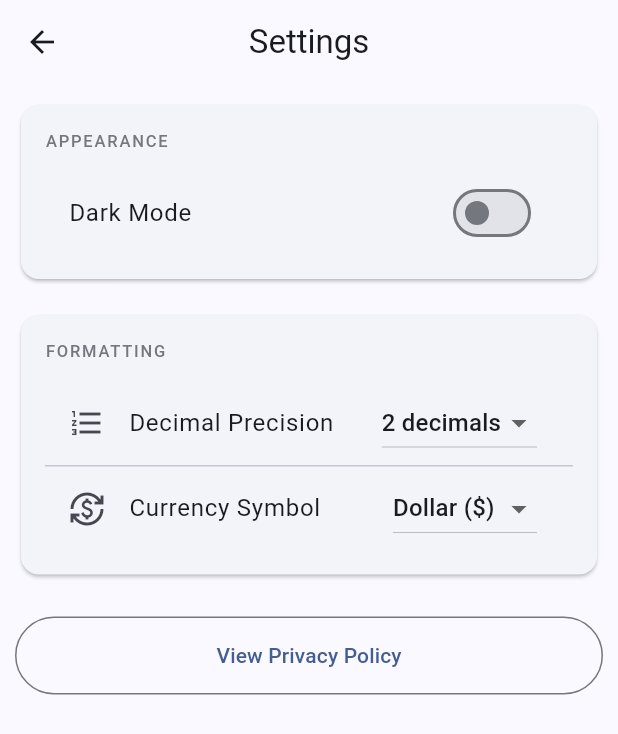
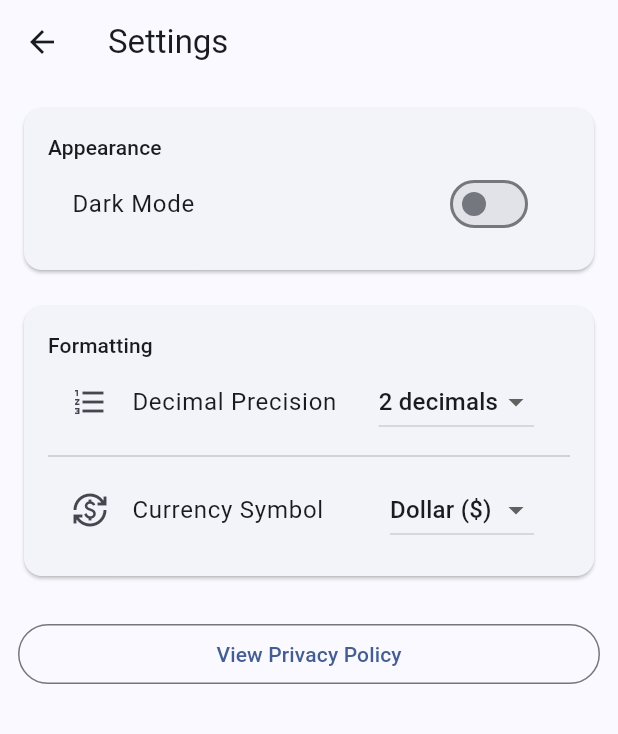
Before and after one commit to bilalparray/compound_interest, a Flutter app: the screen it shows after launch, after a tap on "Calculate Compound Interest", after a tap on the "settings" icon, on a phone screen of 412 x 824 dp. Shown: the top 734 px of the screen. Run offline on Flutter 3.47's test engine with Material 3 defaults, Android fonts, the phone set to English and light mode, and no system bars; our stand-ins replace google_mobile_ads, shared_preferences; network calls fail.

Commit message:
FIX PRECISON

```diff
--- a/lib/main.dart
+++ b/lib/main.dart
@@ -1,5 +1,4 @@
 import 'package:compounding_calculator/admob.dart';
-import 'package:compounding_calculator/resutl_sheet.dart';
 import 'package:flutter/material.dart';
 import 'package:google_mobile_ads/google_mobile_ads.dart';
 import 'package:shared_preferences/shared_preferences.dart';
@@ -7,6 +6,7 @@ import 'package:url_launcher/url_launcher.dart';
 import 'dart:math';
 import 'package:flutter/services.dart';
 import 'package:flutter/foundation.dart' show kIsWeb;
+import 'package:intl/intl.dart';
 
 void main() async {
   WidgetsFlutterBinding.ensureInitialized();
@@ -97,23 +97,42 @@ class _HomePageState extends State<HomePage> {
   final TextEditingController _principalController = TextEditingController();
   final TextEditingController _rateController = TextEditingController();
   final TextEditingController _timeController = TextEditingController();
+
+  late final FocusNode _principalFocus;
+  late final FocusNode _rateFocus;
+  late final FocusNode _timeFocus;
+
   String _timeUnit = 'Years';
   String _frequency = 'Annual';
+
+  @override
+  void initState() {
+    super.initState();
+    _principalFocus = FocusNode();
+    _rateFocus = FocusNode();
+    _timeFocus = FocusNode();
+  }
 
   @override
   void dispose() {
     _principalController.dispose();
     _rateController.dispose();
     _timeController.dispose();
+    _principalFocus.dispose();
+    _rateFocus.dispose();
+    _timeFocus.dispose();
     super.dispose();
   }
 
   void _calculate() {
-    if (!_formKey.currentState!.validate()) return;
+    final isValid = _formKey.currentState!.validate();
+
+    if (isValid) {
+      FocusScope.of(context).unfocus();
+
       final double P = double.parse(_principalController.text);
       final double r = double.parse(_rateController.text) / 100;
-    final double tInput = double.parse(_timeController.text);
-    double t = tInput;
+      double t = double.parse(_timeController.text);
       switch (_timeUnit) {
         case 'Months':
           t /= 12;
@@ -125,26 +144,39 @@ class _HomePageState extends State<HomePage> {
           t /= 365;
           break;
       }
+
       final freqMap = {
         'Daily': 365,
         'Weekly': 52,
         'Monthly': 12,
         'Semi-Annual': 2,
-      'Annual': 1
+        'Annual': 1,
       };
       final n = freqMap[_frequency]!;
       final amount = P * pow((1 + r / n), n * t);
-    final result = amount.toStringAsFixed(widget.precision);
 
       showModalBottomSheet(
         context: context,
         isScrollControlled: true,
-      builder: (context) => ResultSheet(
-        result: result,
+        builder: (_) => ResultSheet(
+          amount: amount,
           currency: widget.currency,
           precision: widget.precision,
         ),
       );
+    } else {
+      if (_principalController.text.isEmpty ||
+          double.tryParse(_principalController.text) == null ||
+          double.parse(_principalController.text) < 0) {
+        _principalFocus.requestFocus();
+      } else if (_rateController.text.isEmpty ||
+          double.tryParse(_rateController.text) == null ||
+          double.parse(_rateController.text) < 0) {
+        _rateFocus.requestFocus();
+      } else {
+        _timeFocus.requestFocus();
+      }
+    }
   }
 
   @override
@@ -152,54 +184,54 @@ class _HomePageState extends State<HomePage> {
     return Scaffold(
       appBar: AppBar(
         title: const Text('Compounding Calculator'),
-        centerTitle: false,
         actions: [
           IconButton(
             icon: const Icon(Icons.settings_outlined),
-            onPressed: () async {
-              await Navigator.push(
+            onPressed: () => Navigator.push(
               context,
               MaterialPageRoute(
                 builder: (_) =>
                     SettingsPage(onChange: widget.onSettingsChanged),
               ),
-              );
-            },
-          )
+            ),
+          ),
         ],
       ),
       body: SingleChildScrollView(
-        padding: const EdgeInsets.all(6),
+        padding: const EdgeInsets.all(8),
         child: Form(
           key: _formKey,
+          autovalidateMode: AutovalidateMode.onUserInteraction,
           child: Column(
             crossAxisAlignment: CrossAxisAlignment.stretch,
             children: [
-              _buildInputCard(
-                children: [
+              _buildInputCard(children: [
                 _buildCurrencyInput(
                   controller: _principalController,
+                  focusNode: _principalFocus,
                   label: 'Principal Amount',
                   icon: Icons.account_balance_wallet_outlined,
                 ),
-                  const SizedBox(height: 20),
+                const SizedBox(height: 16),
                 _buildCurrencyInput(
                   controller: _rateController,
-                    label: 'Annual Interest Rate (%)',
+                  focusNode: _rateFocus,
+                  label: 'Annual Rate (%)',
                   icon: Icons.percent_outlined,
                 ),
-                  const SizedBox(height: 20),
+                const SizedBox(height: 16),
                 Row(
                   children: [
                     Expanded(
                       flex: 2,
                       child: _buildCurrencyInput(
                         controller: _timeController,
-                          label: 'Investment Duration',
+                        focusNode: _timeFocus,
+                        label: 'Duration',
                         icon: Icons.timelapse_outlined,
                       ),
                     ),
-                      const SizedBox(width: 16),
+                    const SizedBox(width: 12),
                     Expanded(
                       child: DropdownButtonFormField<String>(
                         value: _timeUnit,
@@ -216,16 +248,15 @@ class _HomePageState extends State<HomePage> {
                                 ))
                             .toList(),
                         onChanged: (v) => setState(() => _timeUnit = v!),
-                          style: Theme.of(context).textTheme.bodyLarge,
                       ),
                     ),
                   ],
                 ),
-                  const SizedBox(height: 20),
+                const SizedBox(height: 16),
                 DropdownButtonFormField<String>(
                   value: _frequency,
                   decoration: InputDecoration(
-                      labelText: 'Compounding Frequency',
+                    labelText: 'Frequency',
                     border: OutlineInputBorder(
                       borderRadius: BorderRadius.circular(12),
                     ),
@@ -244,37 +275,21 @@ class _HomePageState extends State<HomePage> {
                           ))
                       .toList(),
                   onChanged: (v) => setState(() => _frequency = v!),
-                    style: Theme.of(context).textTheme.bodyLarge,
                 ),
-                ],
-              ),
-              const SizedBox(height: 32),
+              ]),
+              const SizedBox(height: 24),
               FilledButton(
                 onPressed: () => AdService().showRewardedAd(
-                  onAdDismissed: () => AdService().showInterstitialAd(),
+                    onAdDismissed: () => AdService().showInterstitialAd()),
+                child: const Text('Support to keep this app free'),
               ),
-                style: FilledButton.styleFrom(
-                  padding: const EdgeInsets.all(16),
-                  shape: RoundedRectangleBorder(
-                    borderRadius: BorderRadius.circular(12),
-                  ),
-                ),
-                child: const Text('Support To keep this app Free'),
-              ),
-              const SizedBox(height: 16),
+              const SizedBox(height: 12),
               FilledButton.icon(
                 onPressed: _calculate,
                 icon: const Icon(Icons.calculate_outlined),
                 label: const Text('Calculate Compound Interest'),
-                style: FilledButton.styleFrom(
-                  padding: const EdgeInsets.symmetric(vertical: 18),
-                  shape: RoundedRectangleBorder(
-                    borderRadius: BorderRadius.circular(12),
               ),
-                ),
-              ),
-              const SizedBox(height: 16),
-              // Two banner ads below calculate button, no background container
+              const SizedBox(height: 12),
               AdService().bannerWidget,
             ],
           ),
@@ -286,22 +301,25 @@ class _HomePageState extends State<HomePage> {
   Widget _buildInputCard({required List<Widget> children}) {
     return Card(
       elevation: 2,
+      shape: RoundedRectangleBorder(
+        borderRadius: BorderRadius.circular(12),
+      ),
       child: Padding(
-        padding: const EdgeInsets.all(10),
-        child: Column(
-          children: children,
-        ),
+        padding: const EdgeInsets.all(16),
+        child: Column(children: children),
       ),
     );
   }
 
   Widget _buildCurrencyInput({
     required TextEditingController controller,
+    required FocusNode focusNode,
     required String label,
     required IconData icon,
   }) {
     return TextFormField(
       controller: controller,
+      focusNode: focusNode,
       decoration: InputDecoration(
         labelText: label,
         prefixIcon: Icon(icon),
@@ -309,16 +327,14 @@ class _HomePageState extends State<HomePage> {
         floatingLabelBehavior: FloatingLabelBehavior.auto,
       ),
       inputFormatters: [
-        FilteringTextInputFormatter.allow(RegExp(r'^\d*\.?\d{0,10}')),
+        FilteringTextInputFormatter.allow(RegExp(r'^\d*\.?\d{0,10}'))
       ],
       keyboardType: TextInputType.number,
       validator: (v) {
         final val = double.tryParse(v ?? '');
-        if (val == null || val < 0)
-          return 'Please enter a valid positive number';
+        if (val == null || val < 0) return 'Enter a valid positive number';
         return null;
       },
-      style: Theme.of(context).textTheme.bodyLarge,
     );
   }
 }
@@ -343,19 +359,29 @@ class _SettingsPageState extends State<SettingsPage> {
   }
 
   Future<void> _load() async {
-    final p = await SharedPreferences.getInstance();
+    final prefs = await SharedPreferences.getInstance();
     setState(() {
-      _darkMode = p.getBool('darkMode') ?? false;
-      _precision = p.getInt('precision') ?? 2;
-      _currency = p.getString('currency') ?? '\$';
+      _darkMode = prefs.getBool('darkMode') ?? false;
+      _precision = prefs.getInt('precision') ?? 2;
+      _currency = prefs.getString('currency') ?? '\$';
     });
   }
 
-  Future<void> _saveSettings() async {
-    final p = await SharedPreferences.getInstance();
-    await p.setBool('darkMode', _darkMode);
-    await p.setInt('precision', _precision);
-    await p.setString('currency', _currency);
+  Future<void> _saveDarkMode(bool value) async {
+    final prefs = await SharedPreferences.getInstance();
+    await prefs.setBool('darkMode', value);
+    widget.onChange();
+  }
+
+  Future<void> _savePrecision(int value) async {
+    final prefs = await SharedPreferences.getInstance();
+    await prefs.setInt('precision', value);
+    widget.onChange();
+  }
+
+  Future<void> _saveCurrency(String value) async {
+    final prefs = await SharedPreferences.getInstance();
+    await prefs.setString('currency', value);
     widget.onChange();
   }
 
@@ -368,12 +394,9 @@ class _SettingsPageState extends State<SettingsPage> {
   @override
   Widget build(BuildContext context) {
     return Scaffold(
-      appBar: AppBar(
-        title: const Text('Settings'),
-        centerTitle: true,
-      ),
+      appBar: AppBar(title: const Text('Settings')),
       body: ListView(
-        padding: const EdgeInsets.all(10),
+        padding: const EdgeInsets.all(12),
         children: [
           Card(
             child: Padding(
@@ -381,21 +404,15 @@ class _SettingsPageState extends State<SettingsPage> {
               child: Column(
                 crossAxisAlignment: CrossAxisAlignment.start,
                 children: [
-                  Text(
-                    'APPEARANCE',
-                    style: Theme.of(context).textTheme.labelSmall?.copyWith(
-                          letterSpacing: 1.2,
-                          color: Theme.of(context).colorScheme.outline,
-                        ),
-                  ),
-                  const SizedBox(height: 12),
+                  Text('Appearance',
+                      style: Theme.of(context).textTheme.labelLarge),
                   SwitchListTile(
                     title: const Text('Dark Mode'),
                     value: _darkMode,
-                    onChanged: (v) => setState(() {
-                      _darkMode = v;
-                      _saveSettings();
-                    }),
+                    onChanged: (v) {
+                      setState(() => _darkMode = v);
+                      _saveDarkMode(v);
+                    },
                   ),
                 ],
               ),
@@ -408,14 +425,8 @@ class _SettingsPageState extends State<SettingsPage> {
               child: Column(
                 crossAxisAlignment: CrossAxisAlignment.start,
                 children: [
-                  Text(
-                    'FORMATTING',
-                    style: Theme.of(context).textTheme.labelSmall?.copyWith(
-                          letterSpacing: 1.2,
-                          color: Theme.of(context).colorScheme.outline,
-                        ),
-                  ),
-                  const SizedBox(height: 12),
+                  Text('Formatting',
+                      style: Theme.of(context).textTheme.labelLarge),
                   ListTile(
                     leading: const Icon(Icons.format_list_numbered),
                     title: const Text('Decimal Precision'),
@@ -426,14 +437,15 @@ class _SettingsPageState extends State<SettingsPage> {
                         (i) => DropdownMenuItem(
                           value: i,
                           child: Text('$i decimal${i == 1 ? '' : 's'}'),
-                              )),
-                      onChanged: (v) => setState(() {
-                        _precision = v!;
-                        _saveSettings();
-                      }),
                         ),
                       ),
-                  const Divider(height: 1),
+                      onChanged: (v) {
+                        setState(() => _precision = v!);
+                        _savePrecision(v!);
+                      },
+                    ),
+                  ),
+                  const Divider(),
                   ListTile(
                     leading: const Icon(Icons.currency_exchange),
                     title: const Text('Currency Symbol'),
@@ -446,10 +458,10 @@ class _SettingsPageState extends State<SettingsPage> {
                         DropdownMenuItem(value: '£', child: Text('Pound (£)')),
                         DropdownMenuItem(value: '₹', child: Text('Rupee (₹)')),
                       ],
-                      onChanged: (v) => setState(() {
-                        _currency = v!;
-                        _saveSettings();
-                      }),
+                      onChanged: (v) {
+                        setState(() => _currency = v!);
+                        _saveCurrency(v!);
+                      },
                     ),
                   ),
                 ],
@@ -459,9 +471,6 @@ class _SettingsPageState extends State<SettingsPage> {
           const SizedBox(height: 24),
           OutlinedButton(
             onPressed: _launchPrivacy,
-            style: OutlinedButton.styleFrom(
-              padding: const EdgeInsets.symmetric(vertical: 16),
-            ),
             child: const Text('View Privacy Policy'),
           ),
         ],
@@ -469,3 +478,130 @@ class _SettingsPageState extends State<SettingsPage> {
     );
   }
 }
+
+class ResultSheet extends StatefulWidget {
+  final double amount;
+  final String currency;
+  final int precision;
+
+  const ResultSheet({
+    super.key,
+    required this.amount,
+    required this.currency,
+    required this.precision,
+  });
+
+  @override
+  _ResultSheetState createState() => _ResultSheetState();
+}
+
+class _ResultSheetState extends State<ResultSheet> {
+  bool _copied = false;
+
+  String get _formattedResult {
+    final pattern =
+        // ignore: prefer_interpolation_to_compose_strings
+        widget.precision == 0 ? '#,##0' : '#,##0.' + '0' * widget.precision;
+    final format = NumberFormat(pattern, 'en_US');
+    return widget.currency + format.format(widget.amount);
+  }
+
+  void _copyToClipboard() async {
+    await Clipboard.setData(ClipboardData(text: _formattedResult));
+    setState(() {
+      _copied = true;
+    });
+    Future.delayed(const Duration(seconds: 2), () {
+      if (mounted) {
+        setState(() {
+          _copied = false;
+        });
+      }
+    });
+  }
+
+  @override
+  Widget build(BuildContext context) {
+    return Container(
+      padding: const EdgeInsets.all(24),
+      decoration: BoxDecoration(
+        color: Theme.of(context).colorScheme.surface,
+        borderRadius: const BorderRadius.vertical(top: Radius.circular(24)),
+      ),
+      child: Column(
+        mainAxisSize: MainAxisSize.min,
+        children: [
+          Container(
+            width: 48,
+            height: 4,
+            margin: const EdgeInsets.only(bottom: 16),
+            decoration: BoxDecoration(
+              color: Theme.of(context).dividerColor,
+              borderRadius: BorderRadius.circular(2),
+            ),
+          ),
+          Text(
+            'Future Value',
+            style: Theme.of(context).textTheme.titleLarge?.copyWith(
+                  fontWeight: FontWeight.bold,
+                ),
+          ),
+          const SizedBox(height: 16),
+          Container(
+            padding: const EdgeInsets.symmetric(vertical: 24, horizontal: 16),
+            decoration: BoxDecoration(
+              color: Theme.of(context).colorScheme.primaryContainer,
+              borderRadius: BorderRadius.circular(16),
+            ),
+            child: Row(
+              mainAxisSize: MainAxisSize.min,
+              children: [
+                Text(
+                  _formattedResult,
+                  style: Theme.of(context).textTheme.headlineMedium?.copyWith(
+                        fontWeight: FontWeight.w800,
+                        color: Theme.of(context).colorScheme.onPrimaryContainer,
+                      ),
+                ),
+                const SizedBox(width: 8),
+                IconButton(
+                  icon: Icon(
+                    _copied ? Icons.check : Icons.copy,
+                    color: Theme.of(context).colorScheme.onPrimaryContainer,
+                  ),
+                  onPressed: _copyToClipboard,
+                ),
+              ],
+            ),
+          ),
+          const SizedBox(height: 24),
+          _buildBottomSheetAd(),
+          FilledButton(
+            onPressed: () => Navigator.pop(context),
+            child: const Text('Close'),
+          ),
+        ],
+      ),
+    );
+  }
+
+  Widget _buildBottomSheetAd() {
+    return SizedBox(
+      height: AdSize.banner.height.toDouble(),
+      child: AdWidget(
+        ad: BannerAd(
+          adUnitId: 'ca-app-pub-3821692834936093/3250384525',
+          size: AdSize.banner,
+          request: const AdRequest(),
+          listener: BannerAdListener(
+            onAdLoaded: (ad) => debugPrint('Banner ad loaded'),
+            onAdFailedToLoad: (ad, error) {
+              ad.dispose();
+              debugPrint('Banner ad failed to load: $error');
+            },
+          ),
+        )..load(),
+      ),
+    );
+  }
+}
--- a/pubspec.yaml
+++ b/pubspec.yaml
@@ -3,7 +3,6 @@ description: "Tool to Calculate Compound Interest"
 publish_to: "none" # Remove this line if you wish to publish to pub.dev
 
 version: 1.0.3+10
-
 
 environment:
   sdk: ^3.6.2
@@ -15,6 +14,7 @@ dependencies:
   shared_preferences: ^2.5.3
   url_launcher: ^6.3.1
   cupertino_icons: ^1.0.8
+  intl: ^0.17.0
 
 dev_dependencies:
   flutter_test:
```
Also changed, not shown: lib/resutl_sheet.dart (+5 -2 lines), pubspec.lock. Lines whose indentation alone changed are shown as unchanged.
